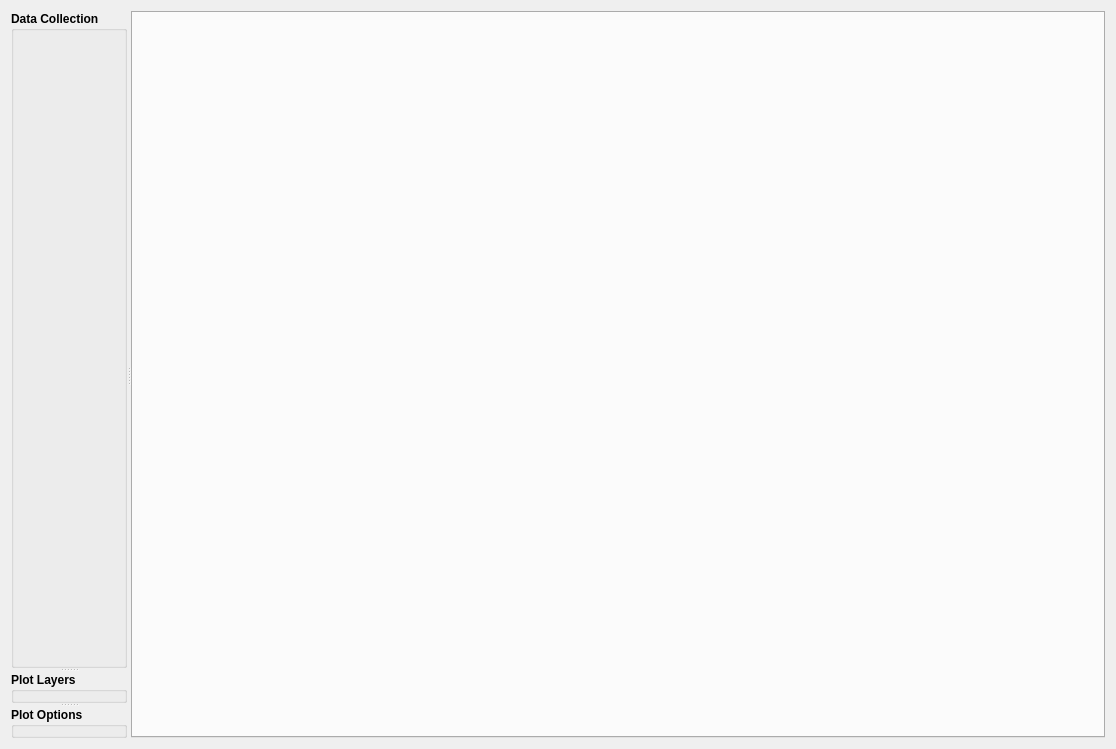
glue-viz/glue, file glue/qt/ui/glue_application.ui: the form before one commit.
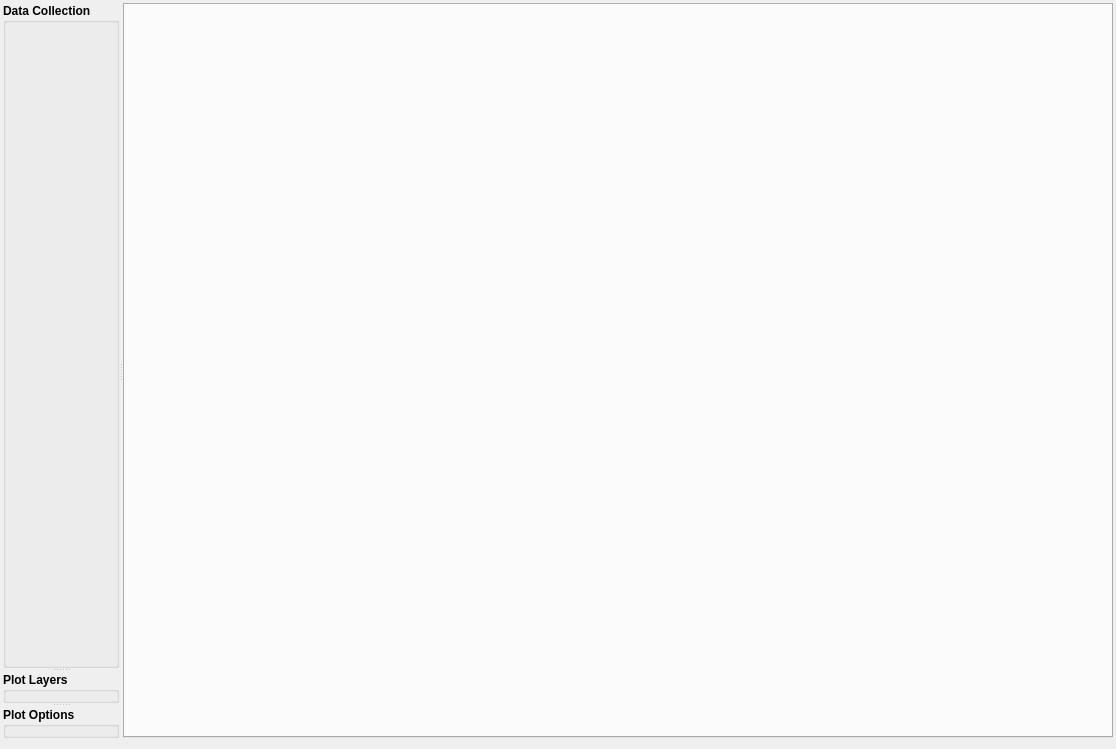
The form after the commit.

Commit message: Tighter border for application

Patch:
```diff
--- a/glue/qt/ui/glue_application.ui
+++ b/glue/qt/ui/glue_application.ui
@@ -14,6 +14,15 @@
    <string>Form</string>
   </property>
   <layout class="QHBoxLayout" name="horizontalLayout">
+   <property name="leftMargin">
+    <number>3</number>
+   </property>
+   <property name="topMargin">
+    <number>3</number>
+   </property>
+   <property name="rightMargin">
+    <number>3</number>
+   </property>
    <item>
     <widget class="QSplitter" name="main_splitter">
      <property name="orientation">
```
